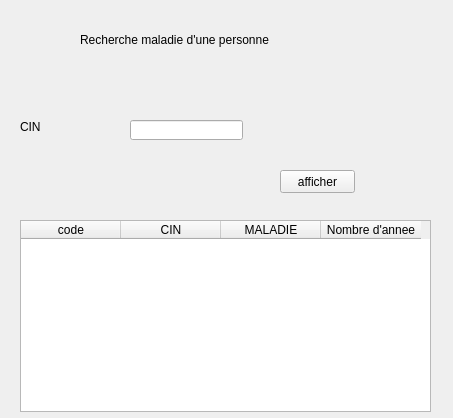
ananomri/projet-anan-and-assma, file recherchemalpersonne.ui: the form before one commit.
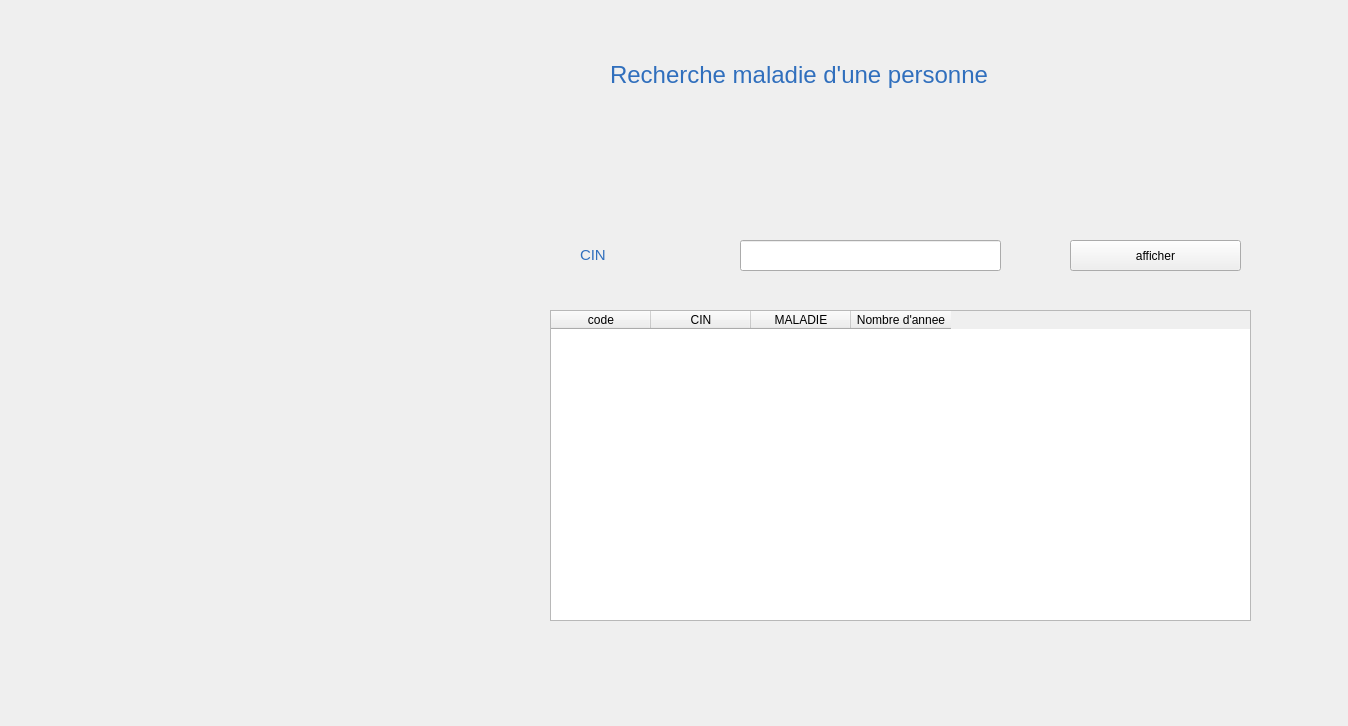
The form after the commit. Icons and pictures are not drawn.

What changed in the file:
```diff
--- a/recherchemalpersonne.ui
+++ b/recherchemalpersonne.ui
@@ -6,8 +6,8 @@
    <rect>
     <x>0</x>
     <y>0</y>
-    <width>453</width>
-    <height>418</height>
+    <width>1348</width>
+    <height>726</height>
    </rect>
   </property>
   <property name="windowTitle">
@@ -21,46 +21,46 @@
   <widget class="QLabel" name="label">
    <property name="geometry">
     <rect>
-     <x>80</x>
+     <x>610</x>
      <y>30</y>
-     <width>281</width>
-     <height>20</height>
+     <width>521</width>
+     <height>91</height>
     </rect>
    </property>
    <property name="text">
-    <string>Recherche maladie d'une personne</string>
+    <string>&lt;html&gt;&lt;head/&gt;&lt;body&gt;&lt;p&gt;&lt;span style=&quot; font-size:18pt; color:#306fbd;&quot;&gt;Recherche maladie d'une personne&lt;/span&gt;&lt;/p&gt;&lt;/body&gt;&lt;/html&gt;</string>
    </property>
   </widget>
   <widget class="QLabel" name="label_2">
    <property name="geometry">
     <rect>
-     <x>20</x>
-     <y>120</y>
-     <width>47</width>
-     <height>13</height>
+     <x>580</x>
+     <y>240</y>
+     <width>71</width>
+     <height>31</height>
     </rect>
    </property>
    <property name="text">
-    <string>CIN</string>
+    <string>&lt;html&gt;&lt;head/&gt;&lt;body&gt;&lt;p&gt;&lt;span style=&quot; font-size:11pt; color:#306fbd;&quot;&gt;CIN&lt;/span&gt;&lt;/p&gt;&lt;/body&gt;&lt;/html&gt;</string>
    </property>
   </widget>
   <widget class="QLineEdit" name="cin">
    <property name="geometry">
     <rect>
-     <x>130</x>
-     <y>120</y>
-     <width>113</width>
-     <height>20</height>
+     <x>740</x>
+     <y>240</y>
+     <width>261</width>
+     <height>31</height>
     </rect>
    </property>
   </widget>
   <widget class="QTableWidget" name="tab">
    <property name="geometry">
     <rect>
-     <x>20</x>
-     <y>220</y>
-     <width>411</width>
-     <height>192</height>
+     <x>550</x>
+     <y>310</y>
+     <width>701</width>
+     <height>311</height>
     </rect>
    </property>
    <column>
@@ -87,10 +87,10 @@
   <widget class="QPushButton" name="affiche">
    <property name="geometry">
     <rect>
-     <x>280</x>
-     <y>170</y>
-     <width>75</width>
-     <height>23</height>
+     <x>1070</x>
+     <y>240</y>
+     <width>171</width>
+     <height>31</height>
     </rect>
    </property>
    <property name="text">
```
Left out of the diff: 2 changed lines with no effect on the pictures.
